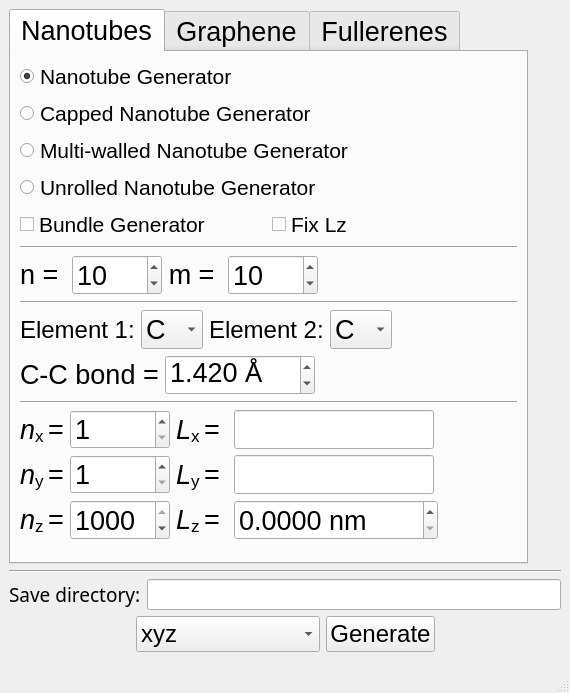
This is sknano/apps/nanogen_gui/nanogen.ui in scikit-nano/scikit-nano as Qt 5 draws it before an edit. The edited form follows.
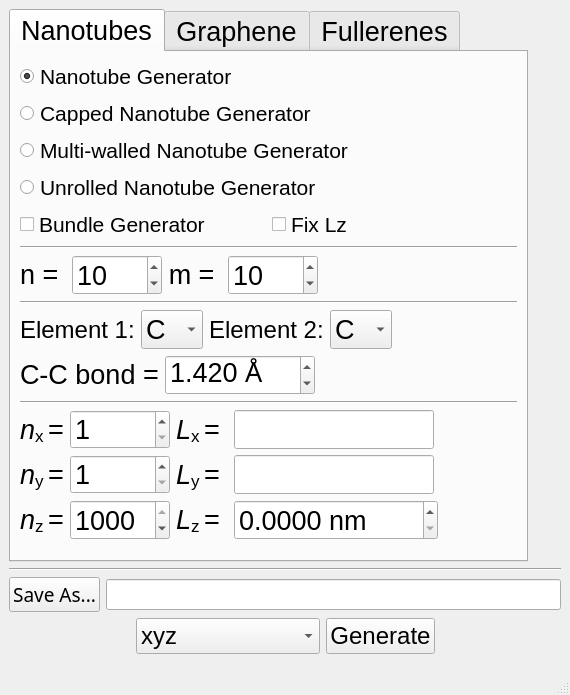
This is the edited form.

```diff
--- a/sknano/apps/nanogen_gui/nanogen.ui
+++ b/sknano/apps/nanogen_gui/nanogen.ui
@@ -7,7 +7,7 @@
     <x>0</x>
     <y>0</y>
     <width>570</width>
-    <height>693</height>
+    <height>695</height>
    </rect>
   </property>
   <property name="font">
@@ -20,7 +20,7 @@
    <string>NanoGen</string>
   </property>
   <widget class="QWidget" name="centralwidget">
-   <layout class="QVBoxLayout" name="verticalLayout_2">
+   <layout class="QVBoxLayout" name="verticalLayout_5">
     <item>
      <layout class="QHBoxLayout" name="horizontalLayout_38">
       <item>
@@ -1374,13 +1374,13 @@
      </widget>
     </item>
     <item>
-     <layout class="QVBoxLayout" name="verticalLayout_5">
+     <layout class="QVBoxLayout" name="verticalLayout_2">
       <item>
        <layout class="QHBoxLayout" name="horizontalLayout_25">
         <item>
-         <widget class="QLabel" name="label_16">
+         <widget class="QPushButton" name="save_as_pushButton">
           <property name="text">
-           <string>Save directory:</string>
+           <string>Save As...</string>
           </property>
          </widget>
         </item>
```
Left out of the diff: 4 changed lines with no effect on the pictures.
